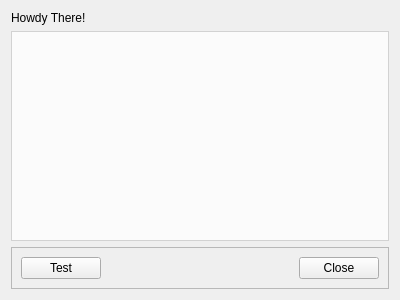
The window that isprinkle-pyqt-gui/ui/mainwidget.ui (djsmith42/isprinkle) describes before a commit, drawn with Qt 5.
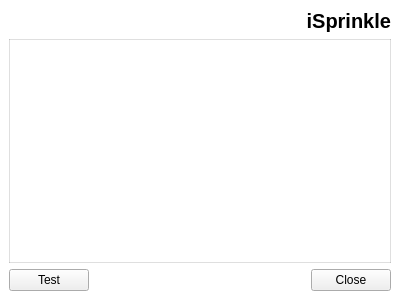
The same window after the commit. Icons and pictures are not drawn.

```diff
--- a/isprinkle-pyqt-gui/ui/mainwidget.ui
+++ b/isprinkle-pyqt-gui/ui/mainwidget.ui
@@ -18,37 +18,66 @@
     <normaloff>:/waterdrop.png</normaloff>:/waterdrop.png</iconset>
   </property>
   <property name="styleSheet">
-   <string notr="true">#MainWidget {
+   <string notr="true">#mainFrame {
 background: url(:/waterdrop.png);
 background-position: top left;
-margin-top: -200px;
-padding-top: 200px;
+background-repeat: none;
+margin-top: -180px;
+padding-top: 180px;
+margin-left: -80px;
+padding-left: 80px;
+border: none;
+background-color: white;
 }
 
 #textEdit {
-background: rgba(255,255,255,192);
+background: rgba(255,255,255,220);
+}
+
+#titleLabel {
+font-size: 20px;
+font-weight: bold;
+}
+
+#textEdit {
+border: 1px solid rgba(0,0,0,32);
 }</string>
   </property>
   <layout class="QVBoxLayout" name="verticalLayout">
-   <item>
-    <widget class="QLabel" name="label">
-     <property name="text">
-      <string>Howdy There!</string>
-     </property>
-    </widget>
-   </item>
+   <property name="spacing">
+    <number>0</number>
+   </property>
+   <property name="margin">
+    <number>0</number>
+   </property>
    <item>
-    <widget class="QTextEdit" name="textEdit"/>
-   </item>
-   <item>
-    <widget class="QFrame" name="frame">
+    <widget class="QFrame" name="mainFrame">
      <property name="frameShape">
       <enum>QFrame::StyledPanel</enum>
      </property>
      <property name="frameShadow">
       <enum>QFrame::Raised</enum>
      </property>
+     <layout class="QVBoxLayout" name="verticalLayout_2">
+      <item>
+       <widget class="QLabel" name="titleLabel">
+        <property name="text">
+         <string>iSprinkle</string>
+        </property>
+        <property name="alignment">
+         <set>Qt::AlignRight|Qt::AlignTrailing|Qt::AlignVCenter</set>
+        </property>
+       </widget>
+      </item>
+      <item>
+       <widget class="QTextEdit" name="textEdit"/>
+      </item>
+      <item>
+       <widget class="QFrame" name="buttonFrame">
      <layout class="QHBoxLayout" name="horizontalLayout">
+         <property name="margin">
+          <number>0</number>
+         </property>
       <item>
        <widget class="QPushButton" name="testButton">
         <property name="text">
@@ -74,6 +103,9 @@
         <property name="text">
          <string>Close</string>
         </property>
+          </widget>
+         </item>
+        </layout>
        </widget>
       </item>
      </layout>
```
Lines whose indentation alone changed are shown as unchanged.
